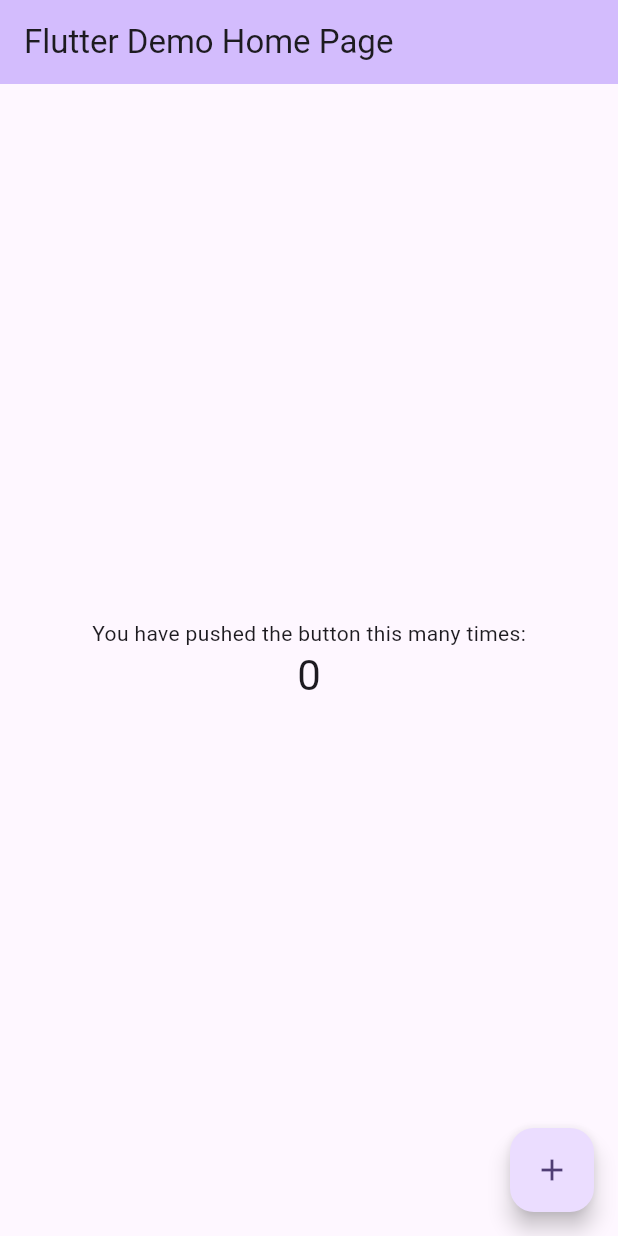
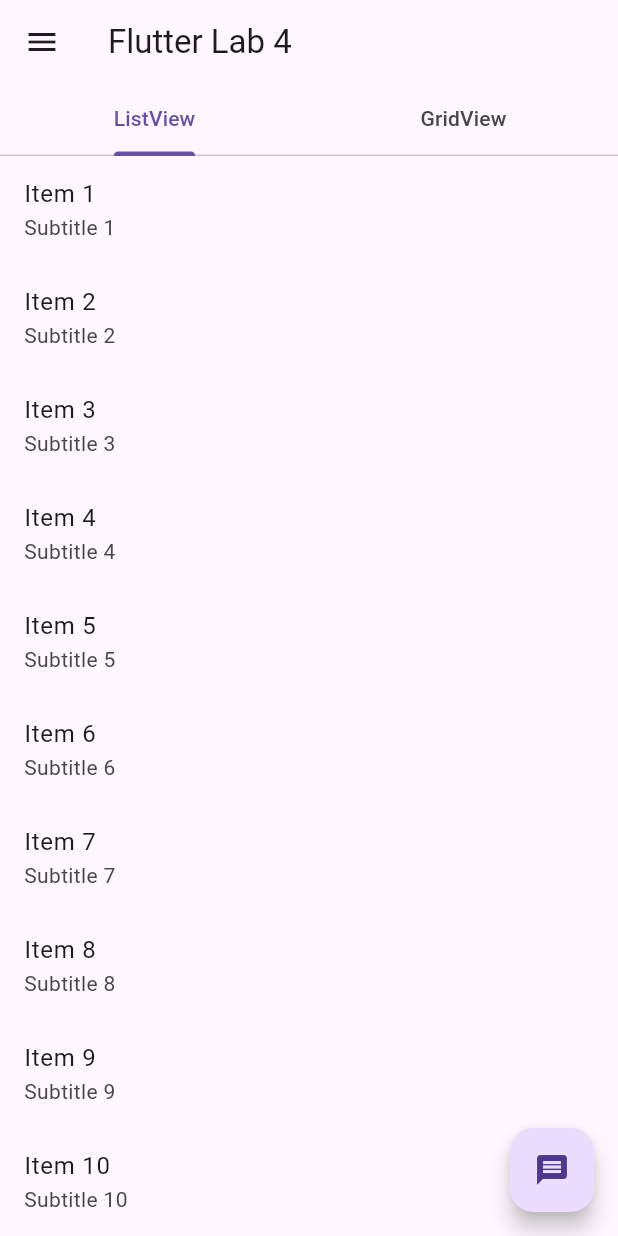
Before and after one commit to Sqwebl/lab4, a Flutter app: the screen it shows after launch, on a phone screen of 412 x 824 dp. Run offline on Flutter 3.47's test engine with Material 3 defaults, Android fonts, the phone set to English and light mode, and no system bars.

Commit message:
коммит тест

```diff
--- a/lib/main.dart
+++ b/lib/main.dart
@@ -1,125 +1,96 @@
 import 'package:flutter/material.dart';
 
 void main() {
-  runApp(const MyApp());
+  runApp(MyApp());
 }
 
 class MyApp extends StatelessWidget {
-  const MyApp({super.key});
-
-  // This widget is the root of your application.
   @override
   Widget build(BuildContext context) {
     return MaterialApp(
-      title: 'Flutter Demo',
-      theme: ThemeData(
-        // This is the theme of your application.
-        //
-        // TRY THIS: Try running your application with "flutter run". You'll see
-        // the application has a purple toolbar. Then, without quitting the app,
-        // try changing the seedColor in the colorScheme below to Colors.green
-        // and then invoke "hot reload" (save your changes or press the "hot
-        // reload" button in a Flutter-supported IDE, or press "r" if you used
-        // the command line to start the app).
-        //
-        // Notice that the counter didn't reset back to zero; the application
-        // state is not lost during the reload. To reset the state, use hot
-        // restart instead.
-        //
-        // This works for code too, not just values: Most code changes can be
-        // tested with just a hot reload.
-        colorScheme: ColorScheme.fromSeed(seedColor: Colors.deepPurple),
-        useMaterial3: true,
-      ),
-      home: const MyHomePage(title: 'Flutter Demo Home Page'),
+      debugShowCheckedModeBanner: false,
+      home: HomeScreen(),
     );
   }
 }
 
-class MyHomePage extends StatefulWidget {
-  const MyHomePage({super.key, required this.title});
+class HomeScreen extends StatefulWidget {
+  @override
+  _HomeScreenState createState() => _HomeScreenState();
+}
 
-  // This widget is the home page of your application. It is stateful, meaning
-  // that it has a State object (defined below) that contains fields that affect
-  // how it looks.
-
-  // This class is the configuration for the state. It holds the values (in this
-  // case the title) provided by the parent (in this case the App widget) and
-  // used by the build method of the State. Fields in a Widget subclass are
-  // always marked "final".
-
-  final String title;
+class _HomeScreenState extends State<HomeScreen> with SingleTickerProviderStateMixin {
+  late TabController _tabController;
 
   @override
-  State<MyHomePage> createState() => _MyHomePageState();
-}
-
-class _MyHomePageState extends State<MyHomePage> {
-  int _counter = 0;
-
-  void _incrementCounter() {
-    setState(() {
-      // This call to setState tells the Flutter framework that something has
-      // changed in this State, which causes it to rerun the build method below
-      // so that the display can reflect the updated values. If we changed
-      // _counter without calling setState(), then the build method would not be
-      // called again, and so nothing would appear to happen.
-      _counter++;
-    });
+  void initState() {
+    super.initState();
+    _tabController = TabController(length: 2, vsync: this);
   }
 
   @override
   Widget build(BuildContext context) {
-    // This method is rerun every time setState is called, for instance as done
-    // by the _incrementCounter method above.
-    //
-    // The Flutter framework has been optimized to make rerunning build methods
-    // fast, so that you can just rebuild anything that needs updating rather
-    // than having to individually change instances of widgets.
     return Scaffold(
       appBar: AppBar(
-        // TRY THIS: Try changing the color here to a specific color (to
-        // Colors.amber, perhaps?) and trigger a hot reload to see the AppBar
-        // change color while the other colors stay the same.
-        backgroundColor: Theme.of(context).colorScheme.inversePrimary,
-        // Here we take the value from the MyHomePage object that was created by
-        // the App.build method, and use it to set our appbar title.
-        title: Text(widget.title),
-      ),
-      body: Center(
-        // Center is a layout widget. It takes a single child and positions it
-        // in the middle of the parent.
-        child: Column(
-          // Column is also a layout widget. It takes a list of children and
-          // arranges them vertically. By default, it sizes itself to fit its
-          // children horizontally, and tries to be as tall as its parent.
-          //
-          // Column has various properties to control how it sizes itself and
-          // how it positions its children. Here we use mainAxisAlignment to
-          // center the children vertically; the main axis here is the vertical
-          // axis because Columns are vertical (the cross axis would be
-          // horizontal).
-          //
-          // TRY THIS: Invoke "debug painting" (choose the "Toggle Debug Paint"
-          // action in the IDE, or press "p" in the console), to see the
-          // wireframe for each widget.
-          mainAxisAlignment: MainAxisAlignment.center,
-          children: <Widget>[
-            const Text(
-              'You have pushed the button this many times:',
-            ),
-            Text(
-              '$_counter',
-              style: Theme.of(context).textTheme.headlineMedium,
-            ),
+        title: Text('Flutter Lab 4'),
+        bottom: TabBar(
+          controller: _tabController,
+          tabs: [
+            Tab(text: 'ListView'),
+            Tab(text: 'GridView'),
           ],
         ),
       ),
+      drawer: Drawer(
+        child: ListView(
+          padding: EdgeInsets.zero,
+          children: [
+            DrawerHeader(
+              decoration: BoxDecoration(color: Colors.blue),
+              child: Text('Menu', style: TextStyle(color: Colors.white, fontSize: 24)),
+            ),
+            ListTile(title: Text('Home'), onTap: () {}),
+            ListTile(title: Text('Profile'), onTap: () {}),
+            ListTile(title: Text('Settings'), onTap: () {}),
+            ListTile(title: Text('Logout'), onTap: () {}),
+          ],
+        ),
+      ),
+      body: TabBarView(
+        controller: _tabController,
+        children: [
+          ListView.builder(
+            itemCount: 10,
+            itemBuilder: (context, index) {
+              return ListTile(
+                title: Text('Item ${index + 1}'),
+                subtitle: Text('Subtitle ${index + 1}'),
+              );
+            },
+          ),
+          GridView.builder(
+            gridDelegate: SliverGridDelegateWithFixedCrossAxisCount(crossAxisCount: 2),
+            itemCount: 6,
+            itemBuilder: (context, index) {
+              return Container(
+                margin: EdgeInsets.all(8),
+                color: Colors.primaries[index % Colors.primaries.length],
+                child: Center(
+                  child: Text('${index + 1}', style: TextStyle(fontSize: 24, color: Colors.white)),
+                ),
+              );
+            },
+          ),
+        ],
+      ),
       floatingActionButton: FloatingActionButton(
-        onPressed: _incrementCounter,
-        tooltip: 'Increment',
-        child: const Icon(Icons.add),
-      ), // This trailing comma makes auto-formatting nicer for build methods.
+        onPressed: () {
+          ScaffoldMessenger.of(context).showSnackBar(
+            SnackBar(content: Text("Hello, Flutter!")),
+          );
+        },
+        child: Icon(Icons.message),
+      ),
     );
   }
 }
```
